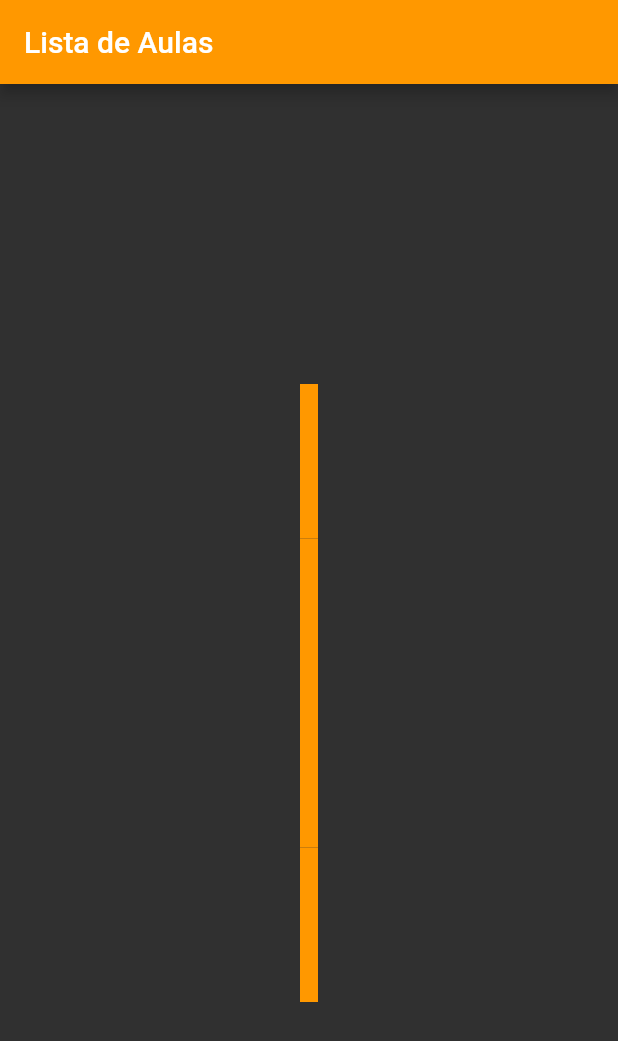
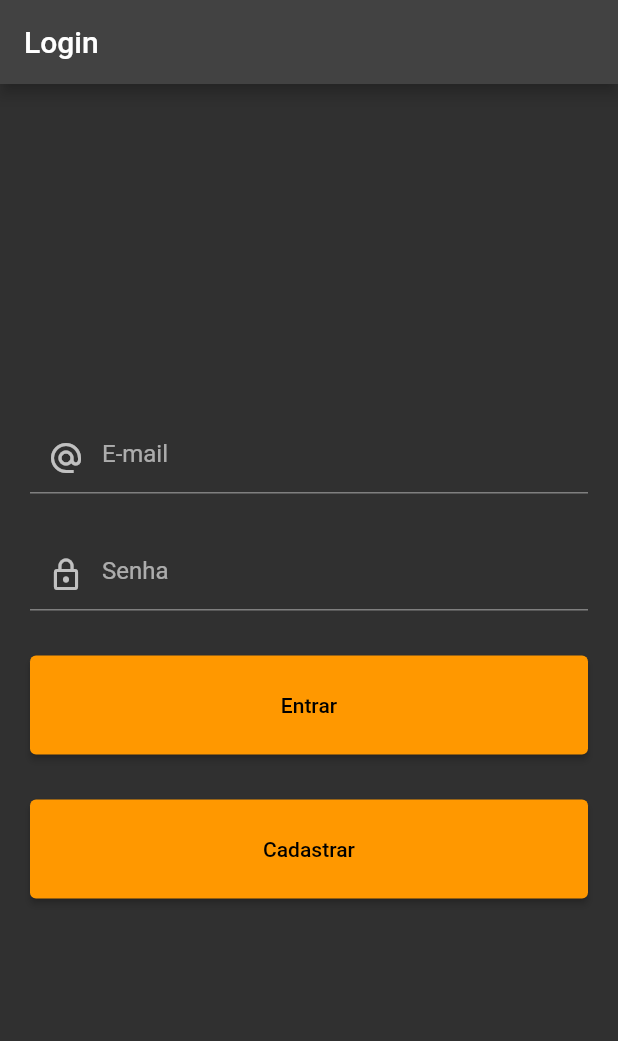
Before and after one commit to rafaelnel/cronogramasform, a Flutter app: the screen it shows after launch, on a phone screen of 412 x 824 dp. Shown: the top 1041 px of the screen. Run offline on Flutter 3.47's test engine with Material 2 defaults, Android fonts, the phone set to English and light mode, and no system bars; our stand-ins replace datetime_picker_formfield_new, fluttertoast, select_form_field.

Commit message:
Add files via upload

```diff
--- /dev/null
+++ b/lib/login.dart
@@ -0,0 +1,82 @@
+// ignore_for_file: avoid_print
+
+import 'package:flutter/material.dart';
+
+class Login extends StatelessWidget {
+  const Login({Key? key}) : super(key: key);
+
+  @override
+  Widget build(BuildContext context) {
+    return Scaffold(
+      appBar: AppBar(
+        // leading: const Icon(Icons.account_circle),
+        // leadingWidth: 100,
+        title: const Text("Login"),
+      ),
+      body: Container(
+        padding: const EdgeInsets.all(20),
+        child: Center(
+          child: Column(
+            crossAxisAlignment: CrossAxisAlignment.stretch,
+            mainAxisAlignment: MainAxisAlignment.center,
+            children: [
+              Padding(
+                padding: const EdgeInsets.fromLTRB(0, 15, 0, 15),
+                child: TextFormField(
+                  keyboardType: TextInputType.emailAddress,
+                  decoration: const InputDecoration(
+                      hintText: "E-mail",
+                      prefixIcon: Icon(Icons.alternate_email)),
+                  validator: (value) {
+                    if (value!.length < 5) {
+                      return "Este e-mail parece curto demais";
+                    } else if (!value.contains("@")) {
+                      return "Este e-mail não é válido";
+                    }
+                  },
+                ),
+              ),
+              Padding(
+                padding: const EdgeInsets.fromLTRB(0, 15, 0, 15),
+                child: TextFormField(
+                  obscureText: true,
+                  decoration: const InputDecoration(
+                    hintText: "Senha",
+                    prefixIcon: Icon(Icons.lock_outline),
+                  ),
+                ),
+              ),
+              Padding(
+                padding: const EdgeInsets.fromLTRB(0, 15, 0, 15),
+                child: ElevatedButton(
+                  onPressed: () {
+                    // Navigator.pushNamed(context, '/home');
+                    Navigator.pushNamed(context, '/pagina');
+                  },
+                  style: ButtonStyle(
+                    padding: MaterialStateProperty.all(
+                        const EdgeInsets.only(top: 25, bottom: 25)),
+                  ),
+                  child: const Text("Entrar"),
+                ),
+              ),
+              Padding(
+                padding: const EdgeInsets.fromLTRB(0, 15, 0, 15),
+                child: ElevatedButton(
+                  onPressed: () {
+                    Navigator.pushNamed(context, '/cadastro');
+                  },
+                  style: ButtonStyle(
+                    padding: MaterialStateProperty.all(
+                        const EdgeInsets.only(top: 25, bottom: 25)),
+                  ),
+                  child: const Text("Cadastrar"),
+                ),
+              ),
+            ],
+          ),
+        ),
+      ),
+    );
+  }
+}
--- a/lib/main.dart
+++ b/lib/main.dart
@@ -1,9 +1,7 @@
+import 'package:cronogramasform/cadastro.dart';
+import 'package:cronogramasform/login.dart';
 import 'package:cronogramasform/pagina.dart';
 import 'package:flutter/material.dart';
-import 'package:intl/intl.dart';
-import 'package:datetime_picker_formfield_new/datetime_picker_formfield.dart';
-import 'package:select_form_field/select_form_field.dart';
-import 'package:fluttertoast/fluttertoast.dart';
 
 void main() {
   runApp(const MyApp());
@@ -15,135 +13,20 @@ class MyApp extends StatelessWidget {
   @override
   Widget build(BuildContext context) {
     return MaterialApp(
-      title: "Cadastro Aula",
-      theme: ThemeData(
-        brightness: Brightness.dark,
-        primarySwatch: Colors.orange,
-      ),
-      debugShowCheckedModeBanner: false,
-      home: const Pagina(),
-    );
+        title: "Aulas",
+        theme: ThemeData(
+          brightness: Brightness.dark,
+          primarySwatch: Colors.orange,
+        ),
+        debugShowCheckedModeBanner: false,
+        home: const Login(),
+        routes: {
+          '/login': (context) => const Login(),
+          '/pagina': (context) => const Pagina(),
+          '/cadastro': (context) => const Home()
+        });
   }
 }
 
-class Home extends StatefulWidget {
-  const Home({super.key});
 
-  @override
-  State<Home> createState() => _HomeState();
-}
-
-class _HomeState extends State<Home> {
-  final _aulaformKey = GlobalKey<FormState>();
-  final format = DateFormat("yyyy-MM-dd");
-  final List<Map<String, dynamic>> _items = [
-    {
-      'value': 'pendente',
-      'label': 'Pendente',
-      'icon': const Icon(Icons.priority_high),
-      'textStyle': const TextStyle(color: Colors.yellow),
-    },
-    {
-      'value': 'pinistrada',
-      'label': 'Ministrada',
-      'icon': const Icon(Icons.check),
-      'textStyle': const TextStyle(color: Colors.green),
-    },
-    {
-      'value': 'cancelada',
-      'label': 'Cancelada',
-      'icon': const Icon(Icons.close),
-      'textStyle': const TextStyle(color: Colors.red),
-    },
-  ];
-  final TextEditingController _diacontroller = TextEditingController();
-  final TextEditingController _turmacontroller = TextEditingController();
-  final TextEditingController _unidadecontroller = TextEditingController();
-
-  @override
-  Widget build(BuildContext context) {
-    return Scaffold(
-      appBar: AppBar(
-        title: const Text("Cadastro Aula"),
-        backgroundColor: Colors.orange,
-      ),
-      body: Container(
-        padding: const EdgeInsets.all(200),
-        child: Center(
-            child: SingleChildScrollView(
-          child: Form(
-              key: _aulaformKey,
-              child: Column(
-                children: [
-                  DateTimeField(
-                    controller: _diacontroller,
-                    format: format,
-                    onShowPicker: (context, currentValue) {
-                      return showDatePicker(
-                        context: context,
-                        firstDate: DateTime(1900),
-                        initialDate: currentValue ?? DateTime.now(),
-                        lastDate: DateTime(2100),
-                      );
-                    },
-                    decoration: const InputDecoration(
-                      icon: Icon(Icons.calendar_month),
-                      labelText: "Dia: ",
-                    ),
-                    validator: (value) {
-                      if (value == null) {
-                        return "Campo obrigatório";
-                      }
-                    },
-                  ),
-                  SelectFormField(
-                    type: SelectFormFieldType.dropdown,
-                    initialValue: 'pendente',
-                    icon: const Icon(Icons.book),
-                    labelText: 'Status aula:',
-                    items: _items,
-                    onChanged: (val) => print(val),
-                    onSaved: (val) => print(val),
-                  ),
-                  TextFormField(
-                    controller: _turmacontroller,
-                    decoration: const InputDecoration(
-                      labelText: "Turma: ",
-                      icon: Icon(Icons.group),
-                    ),
-                    validator: (value) {
-                      if (value!.isEmpty) {
-                        return "Campo obrigatório";
-                      }
-                    },
-                  ),
-                  TextFormField(
-                    controller: _unidadecontroller,
-                    decoration: const InputDecoration(
-                      labelText: "Unidade: ",
-                      icon: Icon(Icons.business),
-                    ),
-                    validator: (value) {
-                      if (value!.isEmpty) {
-                        return "Campo obrigatório";
-                      }
-                    },
-                  ),
-                  ElevatedButton(
-                      onPressed: () {
-                        if (_aulaformKey.currentState!.validate()) {
-                          debugPrint("Aula Cadastrada");
-                          Fluttertoast.showToast(
-                              msg: "Aula Cadastrada",
-                              gravity: ToastGravity.CENTER,
-                              backgroundColor: Colors.green);
-                        }
-                      },
-                      child: const Text("Cadastrar Aula")),
-                ],
-              )),
-        )),
-      ),
-    );
-  }
-}
+// https://walkingtree.tech/wp-content/uploads/2020/10/Theming-in-Flutter.jpg
--- a/lib/pagina.dart
+++ b/lib/pagina.dart
@@ -16,7 +16,7 @@ class _PaginaState extends State<Pagina> {
       appBar: AppBar(
           title: const Text("Lista de Aulas"), backgroundColor: Colors.orange),
       body: Container(
-        padding: const EdgeInsets.all(200),
+        padding: const EdgeInsets.all(50),
         child: Center(
             child: ListView(
           children: _lista.map((text) {
```
Also changed, not shown: lib/cadastro.dart (added, +137 -0 lines).
